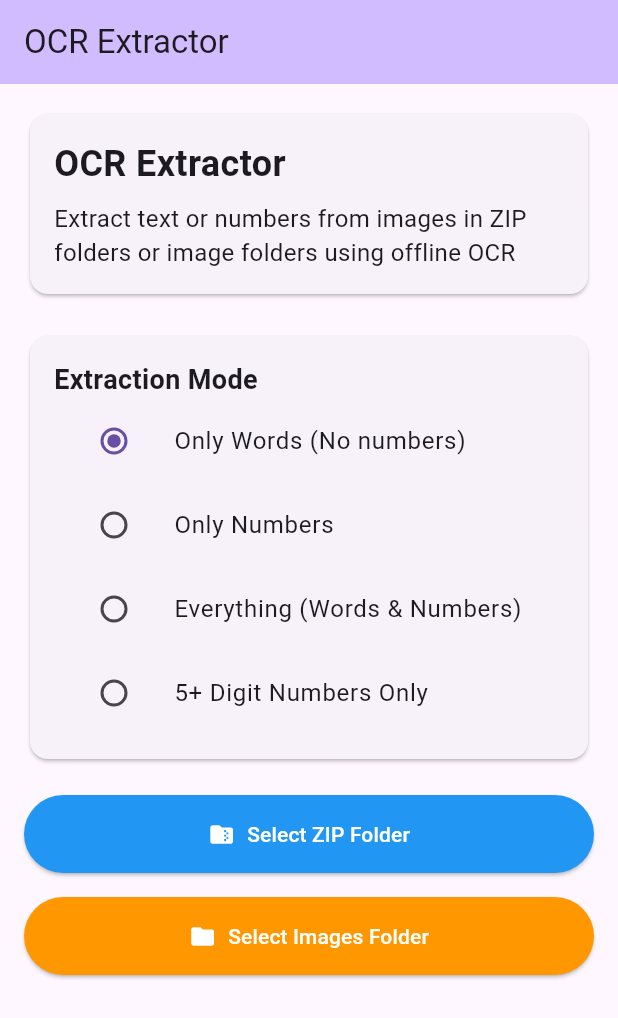
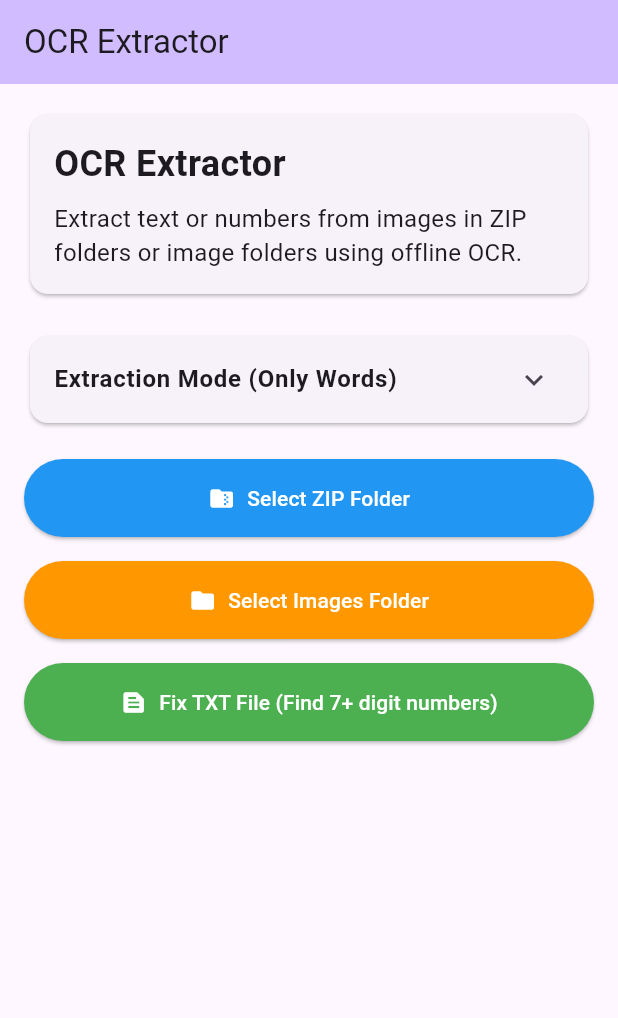
Before and after one commit to rajan-code11/ImageTextExtractor, a Flutter app: the screen it shows after launch, on a phone screen of 412 x 824 dp. Shown: the top 1018 px of the screen. Run offline on Flutter 3.47's test engine with Material 3 defaults, Android fonts, the light colour scheme and no system bars; our stand-ins replace file_picker, permission_handler; missing offline and left inert: google_mlkit_text_recognition.

Commit message:
Update main.dart

```diff
--- a/ocr_extractor/lib/main.dart
+++ b/ocr_extractor/lib/main.dart
@@ -47,6 +47,8 @@ class _OCRHomePageState extends State<OCRHomePage> {
   String _processingStatus = '';
   List<Map<String, String>> _results = [];
   ExtractionMode _extractionMode = ExtractionMode.words;
+  bool _expandExtraction = false; // for ExpansionTile
+  List<Map<String, String>> _txtResults = [];
 
   @override
   void dispose() {
@@ -61,24 +63,20 @@ class _OCRHomePageState extends State<OCRHomePage> {
 
   Future<void> _pickZipFile() async {
     await _requestPermissions();
-
     FilePickerResult? result = await FilePicker.platform.pickFiles(
       type: FileType.custom,
       allowedExtensions: ['zip'],
     );
-
     if (result != null) {
       setState(() {
         _isProcessing = true;
         _processingStatus = 'Extracting images from ZIP...';
       });
-
       try {
         await _extractImagesFromZip(result.files.single.path!);
       } catch (e) {
         _showErrorDialog('Error extracting ZIP: $e');
       }
-
       setState(() {
         _isProcessing = false;
       });
@@ -87,20 +85,17 @@ class _OCRHomePageState extends State<OCRHomePage> {
 
   Future<void> _pickImageFolder() async {
     await _requestPermissions();
-
     String? selectedDirectory = await FilePicker.platform.getDirectoryPath(dialogTitle: 'Select Folder with Images');
     if (selectedDirectory != null) {
       setState(() {
         _isProcessing = true;
         _processingStatus = 'Reading images from folder...';
       });
-
       try {
         await _extractImagesFromFolder(selectedDirectory);
       } catch (e) {
         _showErrorDialog('Error reading folder: $e');
       }
-
       setState(() {
         _isProcessing = false;
       });
@@ -110,10 +105,8 @@ class _OCRHomePageState extends State<OCRHomePage> {
   Future<void> _extractImagesFromZip(String zipPath) async {
     final bytes = await File(zipPath).readAsBytes();
     final archive = ZipDecoder().decodeBytes(bytes);
-
     List<File> imageFiles = [];
     final tempDir = await getTemporaryDirectory();
-
     for (final file in archive) {
       if (file.isFile) {
         final filename = file.name.toLowerCase();
@@ -126,12 +119,10 @@ class _OCRHomePageState extends State<OCRHomePage> {
         }
       }
     }
-
     if (imageFiles.isNotEmpty) {
       setState(() {
         _imageFiles = imageFiles;
       });
-
       _showProcessDialog();
     } else {
       _showErrorDialog('No image files found in ZIP');
@@ -141,14 +132,12 @@ class _OCRHomePageState extends State<OCRHomePage> {
   Future<void> _extractImagesFromFolder(String folderPath) async {
     final directory = Directory(folderPath);
     final files = directory.listSync(recursive: false);
-
     List<File> imageFiles = [];
     for (var entity in files) {
       if (entity is File && _isImageFile(entity.path)) {
         imageFiles.add(entity);
       }
     }
-
     if (imageFiles.isNotEmpty) {
       setState(() {
         _imageFiles = imageFiles;
@@ -198,17 +187,14 @@ class _OCRHomePageState extends State<OCRHomePage> {
 
   Future<void> _processAllImages() async {
     if (_imageFiles.isEmpty) return;
-
     setState(() {
       _isProcessing = true;
       _results.clear();
     });
-
     for (int i = 0; i < _imageFiles.length; i++) {
       setState(() {
         _processingStatus = 'Processing image ${i + 1} of ${_imageFiles.length}...';
       });
-
       try {
         final text = await _extractTextFromImage(_imageFiles[i]);
         _results.add({
@@ -222,13 +208,13 @@ class _OCRHomePageState extends State<OCRHomePage> {
         });
       }
     }
-
+    // Sort by filename
+    _results.sort((a, b) => a['filename']!.compareTo(b['filename']!));
     setState(() {
       _isProcessing = false;
       _processingStatus = '';
     });
-
-    _showResultsDialog();
+    _showResultsDialog(_results, "Extraction Results");
   }
 
   Future<String> _extractTextFromImage(File imageFile) async {
@@ -236,25 +222,20 @@ class _OCRHomePageState extends State<OCRHomePage> {
       final inputImage = InputImage.fromFile(imageFile);
       final recognizedText = await _textRecognizer.processImage(inputImage);
       String allText = recognizedText.text;
-
       switch (_extractionMode) {
         case ExtractionMode.words:
-          // Extract only words (no numbers)
           RegExp wordRegex = RegExp(r'\b([A-Za-z]+)\b');
           Iterable<Match> matches = wordRegex.allMatches(allText);
           List<String> words = matches.map((m) => m.group(0)!).toList();
           return words.isNotEmpty ? words.join(' ') : '[No words found]';
         case ExtractionMode.numbers:
-          // Extract only numbers (all numbers, regardless of length)
           RegExp numRegex = RegExp(r'\d+');
           Iterable<Match> matches = numRegex.allMatches(allText);
           List<String> numbers = matches.map((m) => m.group(0)!).toList();
           return numbers.isNotEmpty ? numbers.join(' ') : '[No numbers found]';
         case ExtractionMode.everything:
-          // Extract everything
           return allText.isNotEmpty ? allText : '[No text found]';
         case ExtractionMode.numbers5Plus:
-          // Extract only numbers with more than 5 digits
           RegExp num5Regex = RegExp(r'\d{6,}');
           Iterable<Match> matches = num5Regex.allMatches(allText);
           List<String> longNumbers = matches.map((m) => m.group(0)!).toList();
@@ -265,7 +246,37 @@ class _OCRHomePageState extends State<OCRHomePage> {
     }
   }
 
-  void _showResultsDialog() {
+  Future<void> _pickTxtFileAndExtractNumbers() async {
+    await _requestPermissions();
+    FilePickerResult? result = await FilePicker.platform.pickFiles(
+      type: FileType.custom,
+      allowedExtensions: ['txt'],
+    );
+    if (result != null) {
+      setState(() {
+        _isProcessing = true;
+        _processingStatus = 'Processing TXT file...';
+        _txtResults.clear();
+      });
+      File txtFile = File(result.files.single.path!);
+      String content = await txtFile.readAsString();
+      RegExp num6Regex = RegExp(r'\d{7,}');
+      Iterable<Match> matches = num6Regex.allMatches(content);
+      List<String> foundNumbers =
+          matches.map((m) => m.group(0)!).toSet().toList(); // Unique numbers
+      foundNumbers.sort();
+      for (String number in foundNumbers) {
+        _txtResults.add({'filename': txtFile.path.split('/').last, 'extracted': number});
+      }
+      setState(() {
+        _isProcessing = false;
+        _processingStatus = '';
+      });
+      _showResultsDialog(_txtResults, "TXT Fix (7+ digit numbers)");
+    }
+  }
+
+  void _showResultsDialog(List<Map<String, String>> results, String title) {
     showDialog(
       context: context,
       builder: (context) => Dialog(
@@ -275,19 +286,20 @@ class _OCRHomePageState extends State<OCRHomePage> {
           padding: const EdgeInsets.all(16),
           child: Column(
             children: [
-              const Text(
-                'Extraction Results',
-                style: TextStyle(fontSize: 18, fontWeight: FontWeight.bold),
+              Text(
+                title,
+                style: const TextStyle(fontSize: 18, fontWeight: FontWeight.bold),
               ),
               const SizedBox(height: 16),
               Expanded(
                 child: SingleChildScrollView(
+                  scrollDirection: Axis.horizontal,
                   child: DataTable(
                     columns: const [
                       DataColumn(label: Text('Image Filename')),
                       DataColumn(label: Text('Extracted Text')),
                     ],
-                    rows: _results.map((row) {
+                    rows: results.map((row) {
                       return DataRow(
                         cells: [
                           DataCell(Text(row['filename'] ?? '')),
@@ -307,7 +319,7 @@ class _OCRHomePageState extends State<OCRHomePage> {
                     child: const Text('Close'),
                   ),
                   ElevatedButton(
-                    onPressed: _saveResults,
+                    onPressed: () => _saveResults(results),
                     style: ElevatedButton.styleFrom(
                       backgroundColor: Colors.green,
                       foregroundColor: Colors.white,
@@ -323,14 +335,13 @@ class _OCRHomePageState extends State<OCRHomePage> {
     );
   }
 
-  Future<void> _saveResults() async {
+  Future<void> _saveResults(List<Map<String, String>> results) async {
     try {
       String? selectedDirectory = await FilePicker.platform.getDirectoryPath(dialogTitle: 'Select Folder to Save Results');
       if (selectedDirectory == null) return;
-
       final file = File('$selectedDirectory/ocr_results_${DateTime.now().millisecondsSinceEpoch}.txt');
       String content = 'Image Filename\tExtracted Text\n' +
-          _results.map((row) => '${row['filename']}\t${row['extracted']}').join('\n');
+          results.map((row) => '${row['filename']}\t${row['extracted']}').join('\n');
       await file.writeAsString(content);
 
       ScaffoldMessenger.of(context).showSnackBar(
@@ -357,20 +368,22 @@ class _OCRHomePageState extends State<OCRHomePage> {
     );
   }
 
-  Widget _buildExtractionModeSelector() {
+  Widget _buildExpandableExtractionModeSelector() {
     return Card(
-      child: Padding(
-        padding: const EdgeInsets.all(16.0),
-        child: Column(
-          crossAxisAlignment: CrossAxisAlignment.start,
+      child: ExpansionTile(
+        initiallyExpanded: _expandExtraction,
+        onExpansionChanged: (expanded) {
+          setState(() {
+            _expandExtraction = expanded;
+          });
+        },
+        title: Text(
+          'Extraction Mode (${_getExtractionModeName(_extractionMode)})',
+          style: const TextStyle(fontWeight: FontWeight.bold),
+        ),
         children: [
-            const Text(
-              'Extraction Mode',
-              style: TextStyle(fontSize: 18, fontWeight: FontWeight.bold),
-            ),
-            ListTile(
+          RadioListTile<ExtractionMode>(
             title: const Text('Only Words (No numbers)'),
-              leading: Radio<ExtractionMode>(
             value: ExtractionMode.words,
             groupValue: _extractionMode,
             onChanged: (ExtractionMode? value) {
@@ -379,10 +392,8 @@ class _OCRHomePageState extends State<OCRHomePage> {
               });
             },
           ),
-            ),
-            ListTile(
+          RadioListTile<ExtractionMode>(
             title: const Text('Only Numbers'),
-              leading: Radio<ExtractionMode>(
             value: ExtractionMode.numbers,
             groupValue: _extractionMode,
             onChanged: (ExtractionMode? value) {
@@ -391,10 +402,8 @@ class _OCRHomePageState extends State<OCRHomePage> {
               });
             },
           ),
-            ),
-            ListTile(
+          RadioListTile<ExtractionMode>(
             title: const Text('Everything (Words & Numbers)'),
-              leading: Radio<ExtractionMode>(
             value: ExtractionMode.everything,
             groupValue: _extractionMode,
             onChanged: (ExtractionMode? value) {
@@ -403,10 +412,8 @@ class _OCRHomePageState extends State<OCRHomePage> {
               });
             },
           ),
-            ),
-            ListTile(
-              title: const Text('5+ Digit Numbers Only'),
-              leading: Radio<ExtractionMode>(
+          RadioListTile<ExtractionMode>(
+            title: const Text('6+ Digit Numbers Only'),
             value: ExtractionMode.numbers5Plus,
             groupValue: _extractionMode,
             onChanged: (ExtractionMode? value) {
@@ -415,11 +422,22 @@ class _OCRHomePageState extends State<OCRHomePage> {
               });
             },
           ),
-            ),
         ],
       ),
-      ),
     );
+  }
+
+  String _getExtractionModeName(ExtractionMode mode) {
+    switch (mode) {
+      case ExtractionMode.words:
+        return "Only Words";
+      case ExtractionMode.numbers:
+        return "Only Numbers";
+      case ExtractionMode.everything:
+        return "Everything";
+      case ExtractionMode.numbers5Plus:
+        return "6+ Digit Numbers Only";
+    }
   }
 
   @override
@@ -446,7 +464,7 @@ class _OCRHomePageState extends State<OCRHomePage> {
                     ),
                     SizedBox(height: 8),
                     Text(
-                      'Extract text or numbers from images in ZIP folders or image folders using offline OCR',
+                      'Extract text or numbers from images in ZIP folders or image folders using offline OCR.',
                       style: TextStyle(fontSize: 16),
                     ),
                   ],
@@ -454,7 +472,7 @@ class _OCRHomePageState extends State<OCRHomePage> {
               ),
             ),
             const SizedBox(height: 20),
-            _buildExtractionModeSelector(),
+            _buildExpandableExtractionModeSelector(),
             const SizedBox(height: 20),
             if (_isProcessing)
               Card(
@@ -491,6 +509,17 @@ class _OCRHomePageState extends State<OCRHomePage> {
                   padding: const EdgeInsets.all(16),
                 ),
               ),
+              const SizedBox(height: 16),
+              ElevatedButton.icon(
+                onPressed: _pickTxtFileAndExtractNumbers,
+                icon: const Icon(Icons.text_snippet),
+                label: const Text('Fix TXT File (Find 7+ digit numbers)'),
+                style: ElevatedButton.styleFrom(
+                  backgroundColor: Colors.green,
+                  foregroundColor: Colors.white,
+                  padding: const EdgeInsets.all(16),
+                ),
+              ),
             ],
             const SizedBox(height: 20),
             if (_imageFiles.isNotEmpty)
@@ -503,43 +532,6 @@ class _OCRHomePageState extends State<OCRHomePage> {
                   ),
                 ),
               ),
-            if (_results.isNotEmpty)
-              Expanded(
-                child: Card(
-                  child: Padding(
-                    padding: const EdgeInsets.all(16.0),
-                    child: Column(
-                      crossAxisAlignment: CrossAxisAlignment.start,
-                      children: [
-                        const Text(
-                          'Latest Results:',
-                          style: TextStyle(fontSize: 18, fontWeight: FontWeight.bold),
-                        ),
-                        const SizedBox(height: 8),
-                        Expanded(
-                          child: SingleChildScrollView(
-                            scrollDirection: Axis.horizontal,
-                            child: DataTable(
-                              columns: const [
-                                DataColumn(label: Text('Image Filename')),
-                                DataColumn(label: Text('Extracted Text')),
-                              ],
-                              rows: _results.map((row) {
-                                return DataRow(
-                                  cells: [
-                                    DataCell(Text(row['filename'] ?? '')),
-                                    DataCell(Text(row['extracted'] ?? '')),
-                                  ],
-                                );
-                              }).toList(),
-                            ),
-                          ),
-                        ),
-                      ],
-                    ),
-                  ),
-                ),
-              ),
           ],
         ),
       ),
```
Lines whose indentation alone changed are shown as unchanged.
